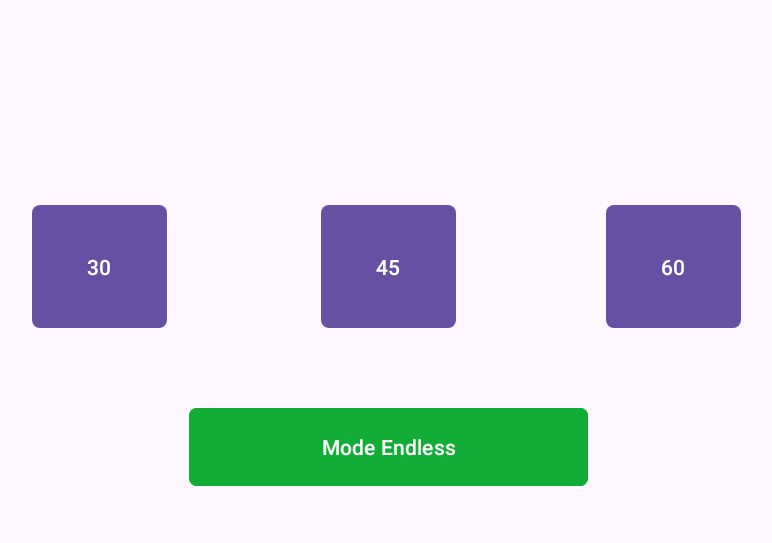
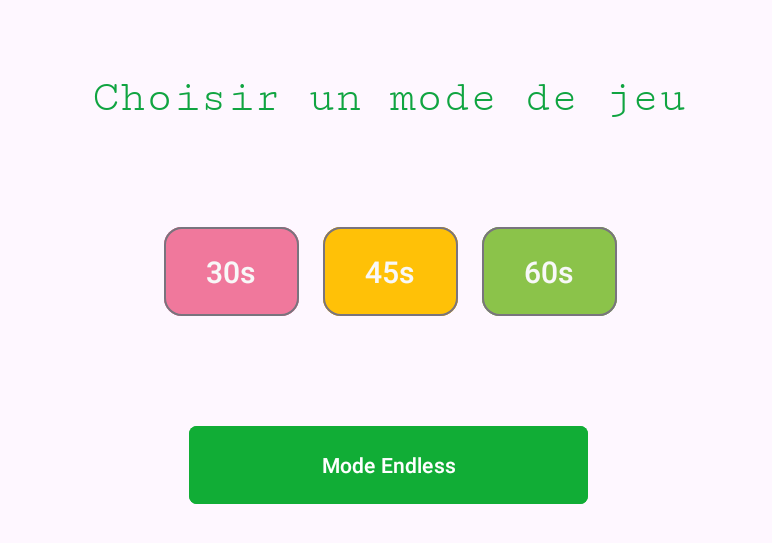
Before and after one commit to JayroZeppely/HoleShot, an Android app: the ModeActivity screen opened directly, with no data from a screen before it, on a phone screen of 824 x 412 dp (held sideways). Shown: the top 543 px of the screen, without its empty margins (228-1000 px from the left). Run offline under Robolectric (Android 15) with nearby library versions, the phone set to English and light mode, and no system bars.

Commit message:
Améliorations UI + amélioration système de modes

```diff
--- a/app/src/main/java/helloandroid/ut3/holeshot/ModeActivity.java
+++ b/app/src/main/java/helloandroid/ut3/holeshot/ModeActivity.java
@@ -19,7 +19,7 @@ import androidx.core.view.WindowInsetsCompat;
 
 public class ModeActivity extends AppCompatActivity {
     public static final String TIMER_DUREE = "duree";
-    public static final String MODE_ENDLESS = "mode";
+    public static final String MODES = "mode";
 
 
     @Override
@@ -44,6 +44,7 @@ public class ModeActivity extends AppCompatActivity {
                 // Lancer la GameActivity
                 Intent intent = new Intent(ModeActivity.this, GameActivity.class);
                 intent.putExtra(TIMER_DUREE, 30);
+                intent.putExtra(MODES, "30s");
                 startActivity(intent);
             }
         });
@@ -54,6 +55,7 @@ public class ModeActivity extends AppCompatActivity {
                 // Lancer la GameActivity
                 Intent intent = new Intent(ModeActivity.this, GameActivity.class);
                 intent.putExtra(TIMER_DUREE, 45);
+                intent.putExtra(MODES, "45s");
                 startActivity(intent);
             }
         });
@@ -64,6 +66,7 @@ public class ModeActivity extends AppCompatActivity {
                 // Lancer la GameActivity
                 Intent intent = new Intent(ModeActivity.this, GameActivity.class);
                 intent.putExtra(TIMER_DUREE, 60);
+                intent.putExtra(MODES, "60s");
                 startActivity(intent);
             }
         });
@@ -74,7 +77,7 @@ public class ModeActivity extends AppCompatActivity {
                 // Lancer la GameActivity
                 Intent intent = new Intent(ModeActivity.this, GameActivity.class);
                 intent.putExtra(TIMER_DUREE, 5);
-                intent.putExtra(MODE_ENDLESS, true);
+                intent.putExtra(MODES, "endless");
                 startActivity(intent);
             }
         });
--- a/app/src/main/res/layout/activity_mode.xml
+++ b/app/src/main/res/layout/activity_mode.xml
@@ -8,52 +8,97 @@
     android:layout_height="match_parent"
     tools:context=".ModeActivity">
 
-  <Button
-      android:id="@+id/btn_45"
-      android:layout_width="90dp"
-      android:layout_height="90dp"
-      android:text="45"
-      app:cornerRadius="5dp"
-      app:layout_constraintBottom_toBottomOf="parent"
+  <TextView
+      android:id="@+id/title_mode"
+      android:layout_width="wrap_content"
+      android:layout_height="wrap_content"
+      android:layout_marginTop="48dp"
+      android:fontFamily="serif-monospace"
+      android:textAllCaps="false"
+      android:textColor="#10A441"
+      android:textSize="30sp"
+      android:text="Choisir un mode de jeu"
+      android:textAppearance="@style/TextAppearance.Material3.HeadlineSmall"
       app:layout_constraintEnd_toEndOf="parent"
-      app:layout_constraintHorizontal_bias="0.499"
+      app:layout_constraintHorizontal_bias="0.498"
       app:layout_constraintStart_toStartOf="parent"
       app:layout_constraintTop_toTopOf="parent"
-      app:layout_constraintVertical_bias="0.411" />
+      app:layout_constraintVertical_chainStyle="packed" />
 
-  <Button
-      android:id="@+id/btn_60"
-      android:layout_width="90dp"
-      android:layout_height="90dp"
-      android:text="60"
-      app:cornerRadius="5dp"
-      app:layout_constraintBottom_toBottomOf="parent"
-      app:layout_constraintEnd_toEndOf="parent"
-      app:layout_constraintHorizontal_bias="0.359"
-      app:layout_constraintStart_toEndOf="@+id/btn_45"
-      app:layout_constraintTop_toTopOf="parent"
-      app:layout_constraintVertical_bias="0.411" />
+  <androidx.constraintlayout.widget.ConstraintLayout
+      android:id="@+id/buttons_container"
+      android:layout_width="0dp"
+      android:layout_height="wrap_content"
+      app:layout_constraintTop_toBottomOf="@id/title_mode"
+      app:layout_constraintBottom_toTopOf="@+id/btn_endless"
+      app:layout_constraintStart_toStartOf="parent"
+      app:layout_constraintEnd_toEndOf="parent">
 
-  <Button
-      android:id="@+id/btn_30"
-      android:layout_width="90dp"
-      android:layout_height="90dp"
-      android:text="30"
-      app:cornerRadius="5dp"
-      app:layout_constraintBottom_toBottomOf="parent"
-      app:layout_constraintEnd_toStartOf="@+id/btn_45"
-      app:layout_constraintHorizontal_bias="0.627"
-      app:layout_constraintStart_toStartOf="parent"
-      app:layout_constraintTop_toTopOf="parent"
-      app:layout_constraintVertical_bias="0.411" />
+    <Button
+        android:id="@+id/btn_30"
+        style="@style/Widget.Material3.Button.OutlinedButton"
+        android:layout_width="wrap_content"
+        android:layout_height="wrap_content"
+        android:minWidth="90dp"
+        android:paddingVertical="16dp"
+        android:text="30s"
+        android:textColor="#F8F8F8"
+        android:textSize="20sp"
+        android:backgroundTint="#F0789C"
+        android:tooltipText="Faites le maximum de points dans une partie de 30 secondes"
+        app:cornerRadius="12dp"
+        app:layout_constraintTop_toTopOf="parent"
+        app:layout_constraintBottom_toBottomOf="parent"
+        app:layout_constraintStart_toStartOf="parent"
+        app:layout_constraintEnd_toStartOf="@+id/btn_45"
+        app:layout_constraintHorizontal_chainStyle="packed" />
+    <!-- MODIFICATION: chainStyle="packed" et layout_width="wrap_content" -->
+
+    <Button
+        android:id="@+id/btn_45"
+        style="@style/Widget.Material3.Button.OutlinedButton"
+        android:layout_width="wrap_content"
+        android:layout_height="wrap_content"
+        android:minWidth="90dp"
+        android:layout_marginHorizontal="16dp"
+        android:paddingVertical="16dp"
+        android:text="45s"
+        android:textColor="#F8F8F8"
+        android:textSize="20sp"
+        android:backgroundTint="#FFC107"
+        android:tooltipText="Faites le maximum de points dans une partie de 45 secondes"
+        app:cornerRadius="12dp"
+        app:layout_constraintTop_toTopOf="@id/btn_30"
+        app:layout_constraintStart_toEndOf="@+id/btn_30"
+        app:layout_constraintEnd_toStartOf="@+id/btn_60" />
+
+    <Button
+        android:id="@+id/btn_60"
+        style="@style/Widget.Material3.Button.OutlinedButton"
+        android:layout_width="wrap_content"
+        android:layout_height="wrap_content"
+        android:minWidth="90dp"
+        android:paddingVertical="16dp"
+        android:backgroundTint="#8BC34A"
+        android:text="60s"
+        android:textColor="#F8F8F8"
+        android:textSize="20sp"
+        android:tooltipText="Faites le maximum de points dans une partie de 60 secondes"
+        app:cornerRadius="12dp"
+        app:layout_constraintTop_toTopOf="@id/btn_30"
+        app:layout_constraintStart_toEndOf="@+id/btn_45"
+        app:layout_constraintEnd_toEndOf="parent" />
+
+  </androidx.constraintlayout.widget.ConstraintLayout>
 
   <Button
       android:id="@+id/btn_endless"
       android:layout_width="266dp"
       android:layout_height="60dp"
-      android:layout_marginBottom="84dp"
+      android:layout_marginBottom="72dp"
+      android:backgroundTint="#11AD36"
       android:text="Mode Endless"
-      android:backgroundTint="#11AD36"
+      android:tooltipText="Faites le maximum de points dans une partie sans fin"
       app:cornerRadius="5dp"
       app:layout_constraintBottom_toBottomOf="parent"
       app:layout_constraintEnd_toEndOf="parent"
--- a/app/src/main/res/layout/activity_result.xml
+++ b/app/src/main/res/layout/activity_result.xml
@@ -13,11 +13,12 @@
         android:layout_height="42dp"
         android:layout_marginTop="88dp"
         android:fontFamily="serif-monospace"
-        android:text="Partie terminée"
-        android:textAlignment="center"
         android:textAllCaps="false"
         android:textColor="#10A441"
         android:textSize="30sp"
+        android:text="Partie terminée"
+        android:textAlignment="center"
+
         android:textStyle="bold"
         app:layout_constraintEnd_toEndOf="parent"
         app:layout_constraintHorizontal_bias="0.5"
```
Also changed, not shown: app/src/main/java/helloandroid/ut3/holeshot/GameActivity.java (+4 -7 lines), app/src/main/java/helloandroid/ut3/holeshot/GameView.java (+22 -9 lines), app/src/main/java/helloandroid/ut3/holeshot/ResultActivity.java (+9 -0 lines).
